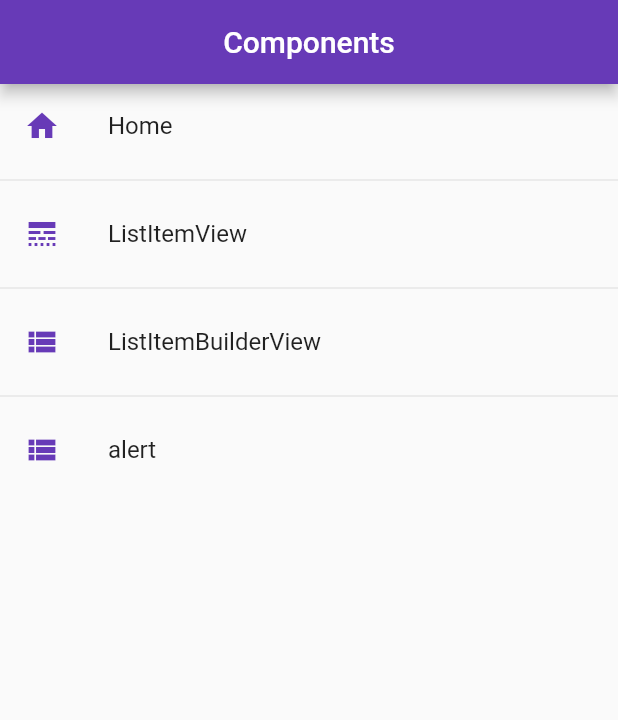
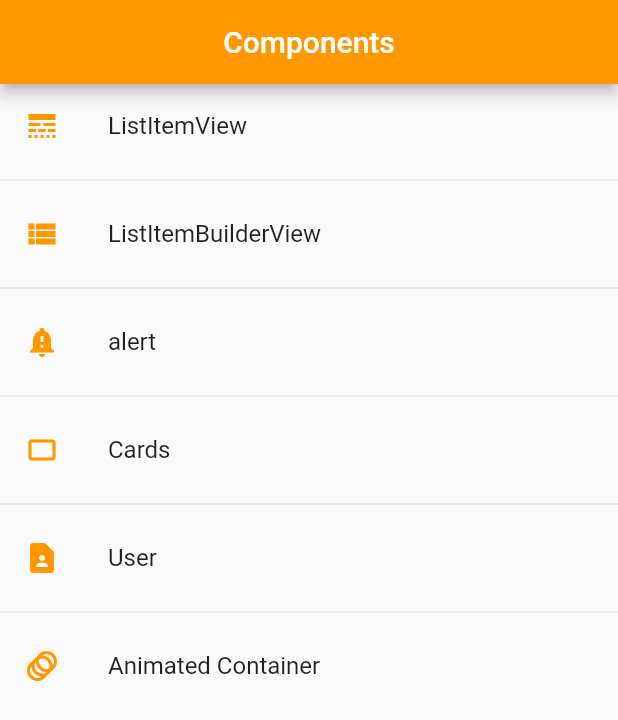
Before and after one commit to Kordragx/components, a Flutter app: the screen it shows after launch, on a phone screen of 412 x 824 dp. Shown: the top 720 px of the screen. Run offline on Flutter 3.47's test engine with Material 2 defaults, Android fonts, the phone set to English and light mode, and no system bars.

Commit message:
Cards & Animation Views

```diff
--- a/lib/main.dart
+++ b/lib/main.dart
@@ -1,4 +1,5 @@
 import 'package:components/routes/app_routes.dart';
+import 'package:components/styles/app_theme.dart';
 import 'package:flutter/material.dart';
 
 import 'views/views.dart';
@@ -11,15 +12,12 @@ class MyApp extends StatelessWidget {
   @override
   Widget build(BuildContext context) {
     return MaterialApp(
-      debugShowCheckedModeBanner: false,
-      title: 'Material App',
-      initialRoute: AppRoutes.initialRoute,
-      onGenerateRoute: AppRoutes.onGenerateRoute,
-      routes: AppRoutes.getRoutesApp(),
-      theme: ThemeData.light().copyWith(
-          primaryColor: Colors.indigo,
-          appBarTheme: const AppBarTheme(color: Colors.purpleAccent)),
-    );
+        debugShowCheckedModeBanner: false,
+        title: 'Material App',
+        initialRoute: AppRoutes.initialRoute,
+        onGenerateRoute: AppRoutes.onGenerateRoute,
+        routes: AppRoutes.getRoutesApp(),
+        theme: AppTheme.appThemeData);
   }
 
   MaterialPageRoute defaultRoute() {
--- a/lib/routes/app_routes.dart
+++ b/lib/routes/app_routes.dart
@@ -7,8 +7,6 @@ class AppRoutes {
   static const initialRoute = 'home';
 
   static final menuOptions = <MenuOption>[
-    MenuOption(
-        name: 'Home', route: 'home', view: const HomeView(), icon: Icons.home),
     MenuOption(
         name: 'ListItemView',
         route: 'listView',
@@ -23,24 +21,39 @@ class AppRoutes {
         name: 'alert',
         route: 'alert',
         view: const AlertScreenView(),
-        icon: Icons.view_list_sharp),
+        icon: Icons.notification_important),
+    MenuOption(
+        name: 'Cards',
+        route: 'card',
+        view: const CardItemView(),
+        icon: Icons.crop_landscape_outlined),
+    MenuOption(
+        name: 'User',
+        route: 'user',
+        view: const UserView(),
+        icon: Icons.contact_page_rounded),
+    MenuOption(
+        name: 'Animated Container',
+        route: 'animation',
+        view: const AnimationView(),
+        icon: Icons.animation_outlined)
   ];
 
   static Map<String, Widget Function(BuildContext)> getRoutesApp() {
     Map<String, Widget Function(BuildContext)> routes = {};
-
+    routes.addAll({'home': (BuildContext context) => const HomeView()});
     for (final item in menuOptions) {
       routes.addAll({item.route: (BuildContext context) => item.view});
     }
     return routes;
   }
 
-  static Map<String, Widget Function(BuildContext)> routes = {
-    'home': (BuildContext context) => const HomeView(),
-    'listViewBuilder': (BuildContext context) => const ListItemBuilderView(),
-    'listView': (BuildContext context) => const ListItemsView(),
-    'alert': (BuildContext context) => const AlertScreenView()
-  };
+  // static Map<String, Widget Function(BuildContext)> routes = {
+  //   'home': (BuildContext context) => const HomeView(),
+  //   'listViewBuilder': (BuildContext context) => const ListItemBuilderView(),
+  //   'listView': (BuildContext context) => const ListItemsView(),
+  //   'alert': (BuildContext context) => const AlertScreenView()
+  // };
 
   static Route<dynamic> onGenerateRoute(RouteSettings settings) {
     return MaterialPageRoute(builder: (context) => const AlertScreenView());
--- a/lib/styles/app_theme.dart
+++ b/lib/styles/app_theme.dart
@@ -1,8 +1,11 @@
 import 'package:flutter/material.dart';
 
 class AppTheme {
-  static const Color primary = Colors.deepPurple;
+  static const Color primary = Colors.orange;
 
   static final ThemeData appThemeData = ThemeData.light().copyWith(
-      primaryColor: primary, appBarTheme: const AppBarTheme(color: primary));
+      primaryColor: primary,
+      appBarTheme: const AppBarTheme(color: primary),
+      textButtonTheme:
+          TextButtonThemeData(style: TextButton.styleFrom(primary: primary)));
 }
--- a/lib/views/home_view.dart
+++ b/lib/views/home_view.dart
@@ -13,23 +13,22 @@ class HomeView extends StatelessWidget {
     return Scaffold(
       appBar: AppBar(
         title: const Center(child: Text('Components')),
-        backgroundColor: AppTheme.primary,
       ),
       body: Center(
         child: ListView.separated(
             itemBuilder: (ctx, i) => ListTile(
                   title: Text(menu[i].name),
                   leading: Icon(menu[i].icon, color: AppTheme.primary),
-                  onTap: () => toPushNamed(context),
+                  onTap: () => toPushNamed(context, menu[i].route),
                 ),
             separatorBuilder: (_, __) => const Divider(),
-            itemCount: AppRoutes.getRoutesApp().length),
+            itemCount: menu.length),
       ),
     );
   }
 
-  void toPushNamed(BuildContext context) {
-    Navigator.pushNamed(context, 'alert3');
+  void toPushNamed(BuildContext context, String route) {
+    Navigator.pushNamed(context, route);
   }
 
   void nextView(BuildContext context) {
--- a/lib/views/list_items_viewbuilder.dart
+++ b/lib/views/list_items_viewbuilder.dart
@@ -9,16 +9,13 @@ class ListItemBuilderView extends StatelessWidget {
   Widget build(BuildContext context) {
     return Scaffold(
         appBar: AppBar(
-          backgroundColor: Colors.deepPurple,
           title: const Text('Hola'),
         ),
         body: ListView.separated(
             itemBuilder: (ctx, i) => ListTile(
                   title: Text(options[i]),
                   trailing: const Icon(Icons.arrow_forward_ios_outlined),
-                  onTap: () {
-                    print(options[i]);
-                  },
+                  onTap: () {},
                 ),
             separatorBuilder: (_, __) => const Divider(),
             itemCount: options.length));
--- a/lib/views/views.dart
+++ b/lib/views/views.dart
@@ -3,3 +3,5 @@ export 'package:components/views/card_item_view.dart';
 export 'package:components/views/home_view.dart';
 export 'package:components/views/list_items_view.dart';
 export 'package:components/views/list_items_viewbuilder.dart';
+export 'package:components/views/user_view.dart';
+export 'package:components/views/animation_view.dart';
--- /dev/null
+++ b/lib/widgets/widgets.dart
@@ -0,0 +1,2 @@
+export 'package:components/widgets/custom_card_item_view.dart';
+export 'package:components/widgets/custom_card_image_view.dart';
--- a/pubspec.yaml
+++ b/pubspec.yaml
@@ -58,8 +58,8 @@ flutter:
   uses-material-design: true
 
   # To add assets to your application, add an assets section, like this:
-  # assets:
-  #   - images/a_dot_burr.jpeg
+  assets:
+    - assets/
   #   - images/a_dot_ham.jpeg
 
   # An image asset can refer to one or more resolution-specific "variants", see
```
Also changed, not shown: lib/views/alert_view.dart (+44 -2 lines), lib/views/animation_view.dart (added, +54 -0 lines), lib/views/card_item_view.dart (+20 -3 lines), lib/views/user_view.dart (added, +33 -0 lines), lib/widgets/custom_card_image_view.dart (added, +42 -0 lines), lib/widgets/custom_card_item_view.dart (added, +46 -0 lines), assets/jar-loading.gif (added).
